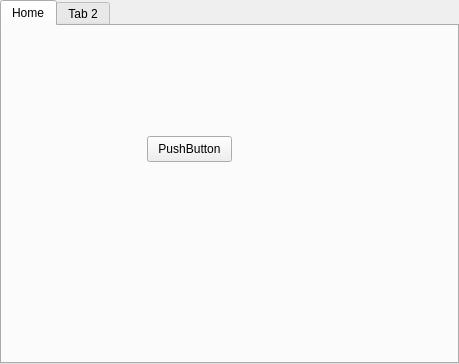
Old version of the form ProjectoHiago/Guide/hometab.ui in the repository DiegoPaezA/pythonCompu.
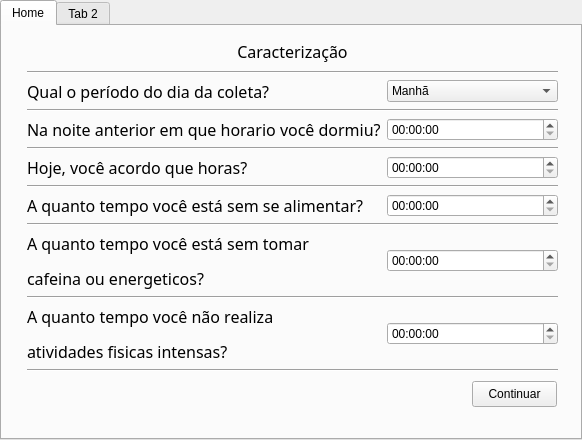
New version of the form.

```diff
--- a/ProjectoHiago/Guide/hometab.ui
+++ b/ProjectoHiago/Guide/hometab.ui
@@ -9,8 +9,8 @@
    <rect>
     <x>0</x>
     <y>0</y>
-    <width>459</width>
-    <height>364</height>
+    <width>582</width>
+    <height>440</height>
    </rect>
   </property>
   <property name="mouseTracking">
@@ -53,16 +53,221 @@
    <widget class="QPushButton" name="tab1">
     <property name="geometry">
      <rect>
-      <x>145</x>
-      <y>110</y>
+      <x>470</x>
+      <y>355</y>
       <width>85</width>
       <height>26</height>
      </rect>
     </property>
     <property name="text">
-     <string>PushButton</string>
+     <string>Continuar</string>
     </property>
    </widget>
+   <widget class="QWidget" name="layoutWidget">
+    <property name="geometry">
+     <rect>
+      <x>25</x>
+      <y>45</y>
+      <width>531</width>
+      <height>305</height>
+     </rect>
+    </property>
+    <layout class="QGridLayout" name="gridLayout">
+     <item row="7" column="1">
+      <widget class="QTimeEdit" name="timeEdit_3"/>
+     </item>
+     <item row="9" column="1">
+      <widget class="QTimeEdit" name="timeEdit_4"/>
+     </item>
+     <item row="5" column="1">
+      <widget class="QTimeEdit" name="timeEdit_2"/>
+     </item>
+     <item row="3" column="0">
+      <widget class="QLabel" name="label_2">
+       <property name="font">
+        <font>
+         <family>Abyssinica SIL</family>
+         <pointsize>12</pointsize>
+        </font>
+       </property>
+       <property name="text">
+        <string>Na noite anterior em que horario você dormiu?</string>
+       </property>
+      </widget>
+     </item>
+     <item row="3" column="1">
+      <widget class="QTimeEdit" name="timeEdit"/>
+     </item>
+     <item row="1" column="1">
+      <widget class="QComboBox" name="comboBox">
+       <item>
+        <property name="text">
+         <string>Manhã</string>
+        </property>
+       </item>
+       <item>
+        <property name="text">
+         <string>Tarde</string>
+        </property>
+       </item>
+       <item>
+        <property name="text">
+         <string>Noite</string>
+        </property>
+       </item>
+      </widget>
+     </item>
+     <item row="11" column="1">
+      <layout class="QVBoxLayout" name="verticalLayout">
+       <item>
+        <widget class="QTimeEdit" name="timeEdit_5"/>
+       </item>
+      </layout>
+     </item>
+     <item row="11" column="0">
+      <widget class="QLabel" name="label_6">
+       <property name="font">
+        <font>
+         <family>Abyssinica SIL</family>
+         <pointsize>12</pointsize>
+        </font>
+       </property>
+       <property name="text">
+        <string>&lt;html&gt;&lt;head/&gt;&lt;body&gt;&lt;p&gt;A quanto tempo você não realiza &lt;/p&gt;&lt;p&gt;atividades fisicas intensas?&lt;/p&gt;&lt;/body&gt;&lt;/html&gt;</string>
+       </property>
+      </widget>
+     </item>
+     <item row="1" column="0">
+      <widget class="QLabel" name="label">
+       <property name="font">
+        <font>
+         <family>Abyssinica SIL</family>
+         <pointsize>12</pointsize>
+        </font>
+       </property>
+       <property name="text">
+        <string>Qual o período do dia da coleta?</string>
+       </property>
+       <property name="alignment">
+        <set>Qt::AlignLeading|Qt::AlignLeft|Qt::AlignVCenter</set>
+       </property>
+      </widget>
+     </item>
+     <item row="9" column="0">
+      <widget class="QLabel" name="label_5">
+       <property name="font">
+        <font>
+         <family>Abyssinica SIL</family>
+         <pointsize>12</pointsize>
+        </font>
+       </property>
+       <property name="text">
+        <string>&lt;html&gt;&lt;head/&gt;&lt;body&gt;&lt;p&gt;A quanto tempo você está sem tomar&lt;/p&gt;&lt;p&gt;cafeina ou energeticos?&lt;/p&gt;&lt;/body&gt;&lt;/html&gt;</string>
+       </property>
+      </widget>
+     </item>
+     <item row="7" column="0">
+      <widget class="QLabel" name="label_4">
+       <property name="font">
+        <font>
+         <family>Abyssinica SIL</family>
+         <pointsize>12</pointsize>
+        </font>
+       </property>
+       <property name="text">
+        <string>A quanto tempo você está sem se alimentar?</string>
+       </property>
+      </widget>
+     </item>
+     <item row="5" column="0">
+      <widget class="QLabel" name="label_3">
+       <property name="font">
+        <font>
+         <family>Abyssinica SIL</family>
+         <pointsize>12</pointsize>
+        </font>
+       </property>
+       <property name="text">
+        <string>Hoje, você acordo que horas?</string>
+       </property>
+      </widget>
+     </item>
+     <item row="12" column="0" colspan="2">
+      <widget class="Line" name="line_6">
+       <property name="orientation">
+        <enum>Qt::Horizontal</enum>
+       </property>
+      </widget>
+     </item>
+     <item row="4" column="0" colspan="2">
+      <widget class="Line" name="line_2">
+       <property name="orientation">
+        <enum>Qt::Horizontal</enum>
+       </property>
+      </widget>
+     </item>
+     <item row="6" column="0" colspan="2">
+      <widget class="Line" name="line_3">
+       <property name="orientation">
+        <enum>Qt::Horizontal</enum>
+       </property>
+      </widget>
+     </item>
+     <item row="8" column="0" colspan="2">
+      <widget class="Line" name="line_4">
+       <property name="orientation">
+        <enum>Qt::Horizontal</enum>
+       </property>
+      </widget>
+     </item>
+     <item row="2" column="0" colspan="2">
+      <widget class="Line" name="line">
+       <property name="orientation">
+        <enum>Qt::Horizontal</enum>
+       </property>
+      </widget>
+     </item>
+     <item row="10" column="0" colspan="2">
+      <widget class="Line" name="line_5">
+       <property name="orientation">
+        <enum>Qt::Horizontal</enum>
+       </property>
+      </widget>
+     </item>
+     <item row="0" column="0" colspan="2">
+      <widget class="Line" name="line_7">
+       <property name="orientation">
+        <enum>Qt::Horizontal</enum>
+       </property>
+      </widget>
+     </item>
+    </layout>
+   </widget>
+   <widget class="QLabel" name="label_7">
+    <property name="geometry">
+     <rect>
+      <x>30</x>
+      <y>15</y>
+      <width>521</width>
+      <height>21</height>
+     </rect>
+    </property>
+    <property name="font">
+     <font>
+      <family>Abyssinica SIL</family>
+      <pointsize>12</pointsize>
+     </font>
+    </property>
+    <property name="text">
+     <string>Caracterização</string>
+    </property>
+    <property name="alignment">
+     <set>Qt::AlignCenter</set>
+    </property>
+   </widget>
+   <zorder>layoutWidget</zorder>
+   <zorder>tab1</zorder>
+   <zorder>label_7</zorder>
   </widget>
   <widget class="QWidget" name="tab_2">
    <property name="enabled">
```
Left out of the diff: 60 changed lines with no effect on the pictures.
